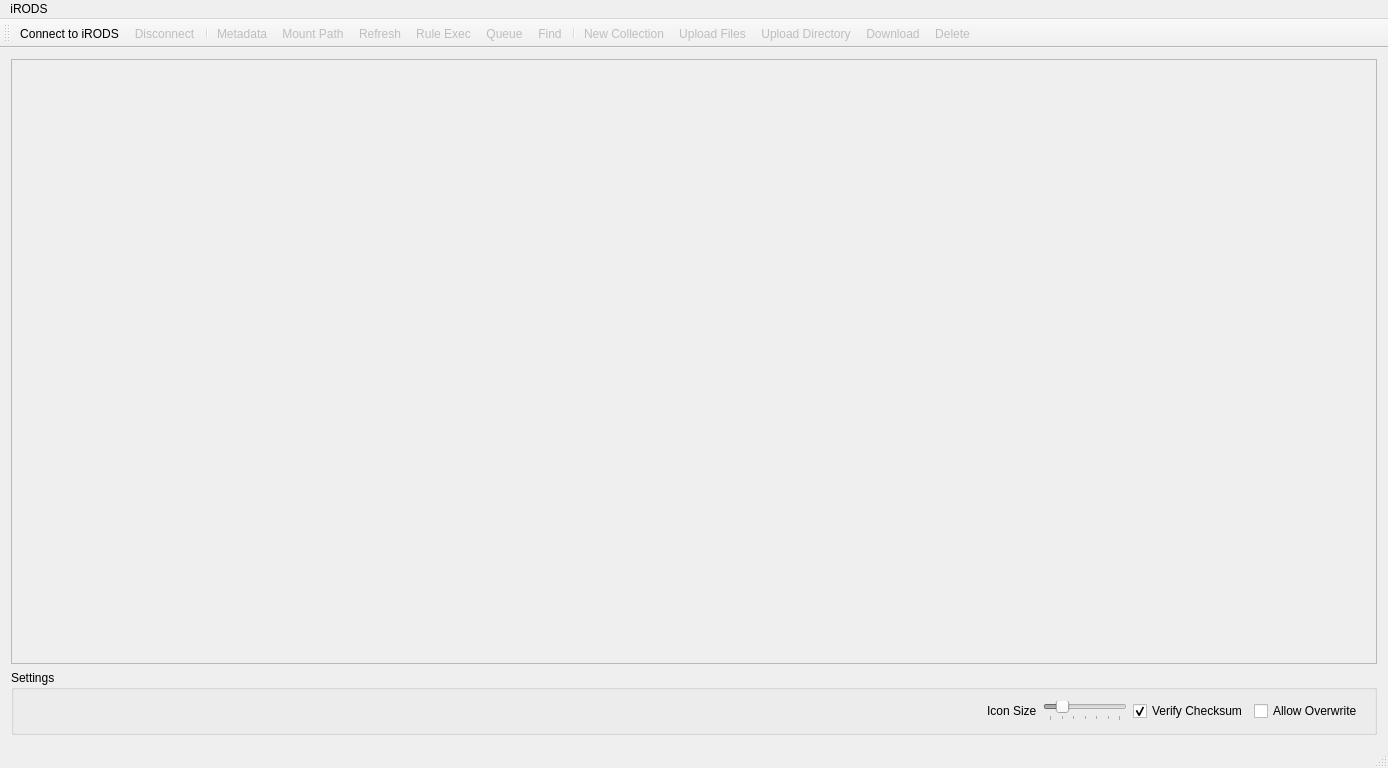
First picture: the form in src/rodsmainwindow.ui, repository ilarik/kanki-irodsclient, before the edit.
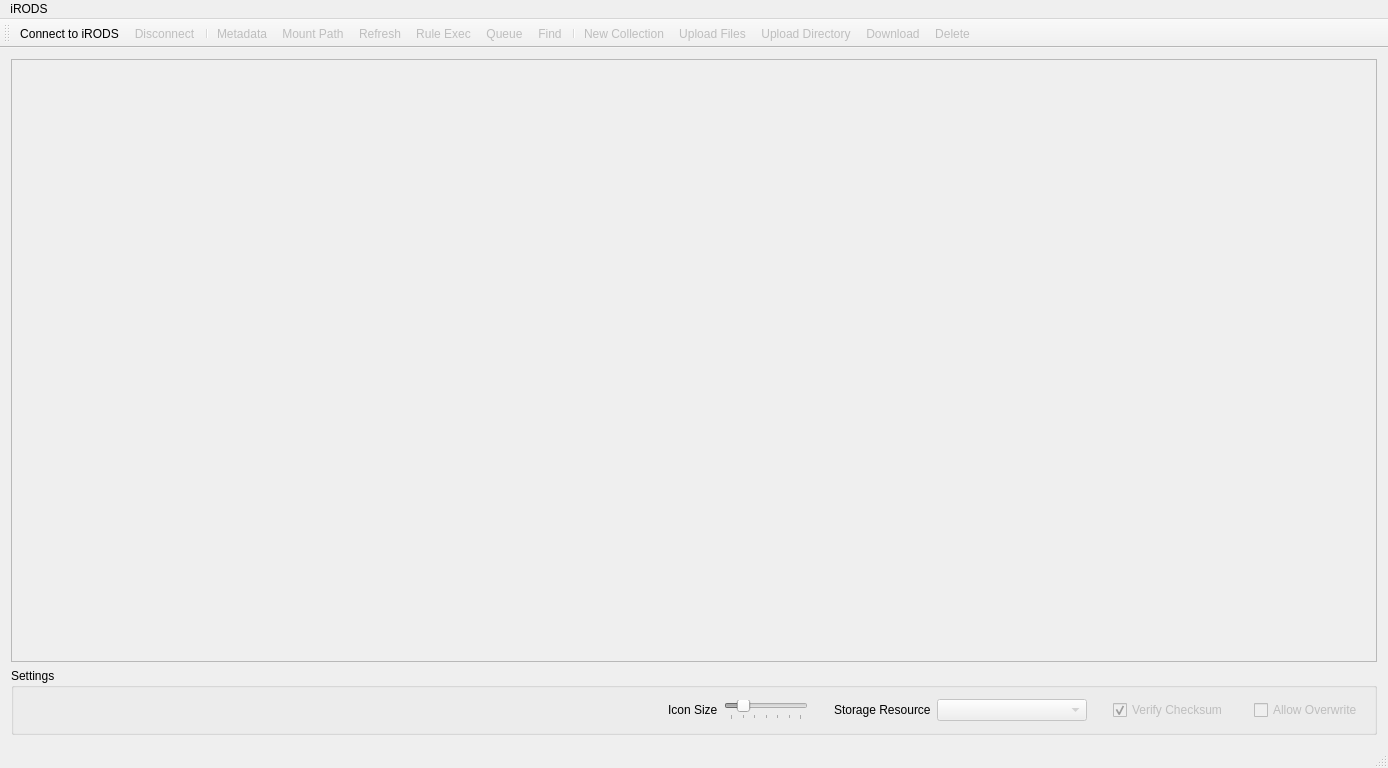
Second picture: the form after the edit. Icons and pictures are not drawn.

Commit message: RodsMainWindow resource selection

What changed in the file:
```diff
--- a/src/rodsmainwindow.ui
+++ b/src/rodsmainwindow.ui
@@ -168,8 +168,72 @@
            </property>
           </widget>
          </item>
+         <item>
+          <spacer name="horizontalSpacer_2">
+           <property name="orientation">
+            <enum>Qt::Horizontal</enum>
+           </property>
+           <property name="sizeType">
+            <enum>QSizePolicy::Fixed</enum>
+           </property>
+           <property name="sizeHint" stdset="0">
+            <size>
+             <width>20</width>
+             <height>0</height>
+            </size>
+           </property>
+          </spacer>
+         </item>
+         <item>
+          <widget class="QLabel" name="storageRescLabel">
+           <property name="text">
+            <string>Storage Resource</string>
+           </property>
+          </widget>
+         </item>
+         <item>
+          <widget class="QComboBox" name="storageResc">
+           <property name="enabled">
+            <bool>false</bool>
+           </property>
+           <property name="sizePolicy">
+            <sizepolicy hsizetype="Preferred" vsizetype="Fixed">
+             <horstretch>0</horstretch>
+             <verstretch>0</verstretch>
+            </sizepolicy>
+           </property>
+           <property name="minimumSize">
+            <size>
+             <width>150</width>
+             <height>0</height>
+            </size>
+           </property>
+           <property name="sizeAdjustPolicy">
+            <enum>QComboBox::AdjustToContents</enum>
+           </property>
+          </widget>
+         </item>
+         <item>
+          <spacer name="horizontalSpacer_3">
+           <property name="orientation">
+            <enum>Qt::Horizontal</enum>
+           </property>
+           <property name="sizeType">
+            <enum>QSizePolicy::Fixed</enum>
+           </property>
+           <property name="sizeHint" stdset="0">
+            <size>
+             <width>20</width>
+             <height>20</height>
+            </size>
+           </property>
+          </spacer>
+         </item>
          <item>
           <widget class="QCheckBox" name="verifyChecksum">
+           <property name="enabled">
+            <bool>false</bool>
+           </property>
            <property name="text">
             <string>Verify Checksum</string>
            </property>
@@ -178,8 +242,27 @@
            </property>
           </widget>
          </item>
+         <item>
+          <spacer name="horizontalSpacer_4">
+           <property name="orientation">
+            <enum>Qt::Horizontal</enum>
+           </property>
+           <property name="sizeType">
+            <enum>QSizePolicy::Fixed</enum>
+           </property>
+           <property name="sizeHint" stdset="0">
+            <size>
+             <width>20</width>
+             <height>20</height>
+            </size>
+           </property>
+          </spacer>
+         </item>
          <item>
           <widget class="QCheckBox" name="allowOverwrite">
+           <property name="enabled">
+            <bool>false</bool>
+           </property>
            <property name="text">
             <string>Allow Overwrite</string>
            </property>
```
Left out of the diff: 2 changed lines with no effect on the pictures. The commit also changes 2 other files.
